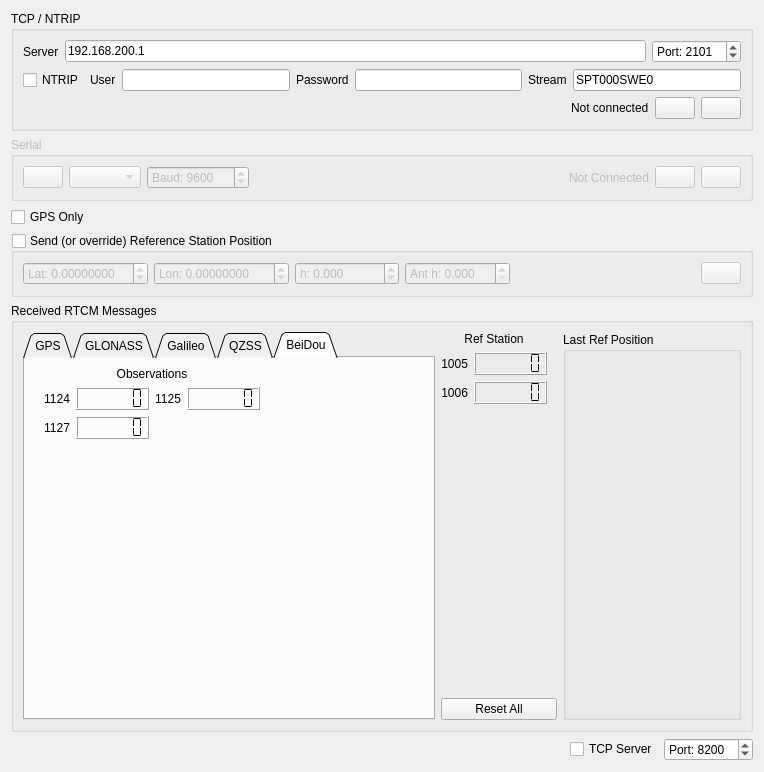
Above: Linux/RControlStation/rtcmwidget.ui from GunnarLarssonSLU/rise_sdvp before the change. Below: the same form after it.
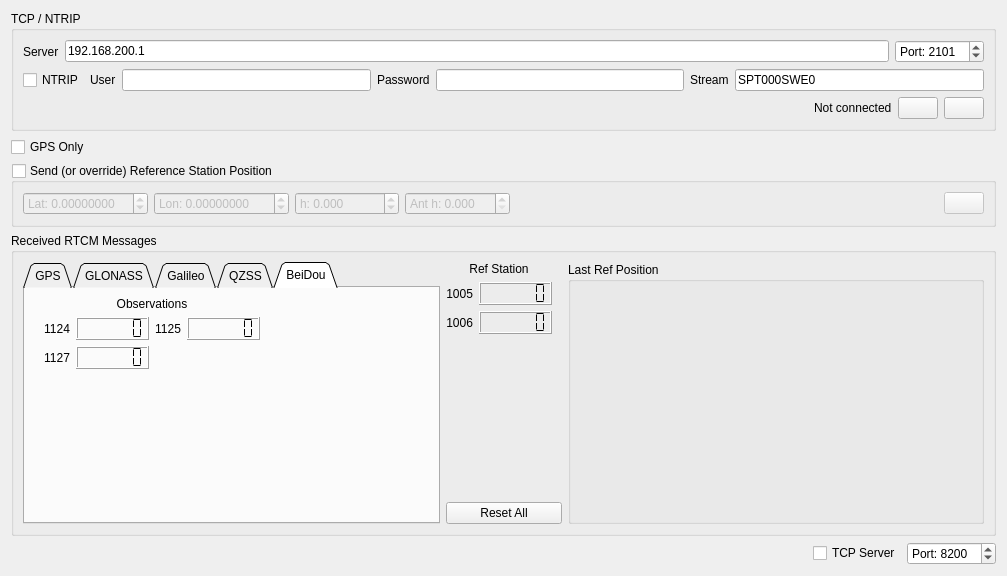
That is the form after the change. Icons and pictures are not drawn.

What changed in the file:
```diff
--- a/Linux/RControlStation/rtcmwidget.ui
+++ b/Linux/RControlStation/rtcmwidget.ui
@@ -6,8 +6,8 @@
    <rect>
     <x>0</x>
     <y>0</y>
-    <width>764</width>
-    <height>772</height>
+    <width>1007</width>
+    <height>576</height>
    </rect>
   </property>
   <property name="sizePolicy">
@@ -177,105 +177,6 @@
      </layout>
     </widget>
    </item>
-   <item>
-    <widget class="QGroupBox" name="groupBox_3">
-     <property name="enabled">
-      <bool>false</bool>
-     </property>
-     <property name="title">
-      <string>Serial</string>
-     </property>
-     <layout class="QHBoxLayout" name="horizontalLayout_4">
-      <item>
-       <widget class="QPushButton" name="rtcmSerialRefreshButton">
-        <property name="toolTip">
-         <string>Refresh</string>
-        </property>
-        <property name="text">
-         <string/>
-        </property>
-        <property name="icon">
-         <iconset resource="resources.qrc">
-          <normaloff>:/models/Icons/Refresh-96.png</normaloff>:/models/Icons/Refresh-96.png</iconset>
-        </property>
-       </widget>
-      </item>
-      <item>
-       <widget class="QComboBox" name="rtcmSerialPortBox"/>
-      </item>
-      <item>
-       <widget class="QSpinBox" name="rtcmSerialBaudBox">
-        <property name="suffix">
-         <string/>
-        </property>
-        <property name="prefix">
-         <string>Baud: </string>
-        </property>
-        <property name="maximum">
-         <number>4000000</number>
-        </property>
-        <property name="value">
-         <number>9600</number>
-        </property>
-       </widget>
-      </item>
-      <item>
-       <spacer name="horizontalSpacer_2">
-        <property name="orientation">
-         <enum>Qt::Horizontal</enum>
-        </property>
-        <property name="sizeHint" stdset="0">
-         <size>
-          <width>17</width>
-          <height>20</height>
-         </size>
-        </property>
-       </spacer>
-      </item>
-      <item>
-       <widget class="QLabel" name="rtcmSerialConnectedLabel">
-        <property name="text">
-         <string>Not Connected</string>
-        </property>
-       </widget>
-      </item>
-      <item>
-       <widget class="QPushButton" name="rtcmSerialDisconnectButton">
-        <property name="toolTip">
-         <string>Disconnect</string>
-        </property>
-        <property name="text">
-         <string/>
-        </property>
-        <property name="icon">
-         <iconset resource="resources.qrc">
-          <normaloff>:/models/Icons/Disconnected-96.png</normaloff>:/models/Icons/Disconnected-96.png</iconset>
-        </property>
-       </widget>
-      </item>
-      <item>
-       <widget class="QPushButton" name="rtcmSerialConnectButton">
-        <property name="toolTip">
-         <string>Connect</string>
-        </property>
-        <property name="text">
-         <string/>
-        </property>
-        <property name="icon">
-         <iconset resource="resources.qrc">
-          <normaloff>:/models/Icons/Connected-96.png</normaloff>:/models/Icons/Connected-96.png</iconset>
-        </property>
-       </widget>
-      </item>
-     </layout>
-     <zorder>rtcmSerialPortBox</zorder>
-     <zorder>rtcmSerialDisconnectButton</zorder>
-     <zorder>rtcmSerialConnectButton</zorder>
-     <zorder>rtcmSerialBaudBox</zorder>
-     <zorder>rtcmSerialRefreshButton</zorder>
-     <zorder>rtcmSerialConnectedLabel</zorder>
-    </widget>
-   </item>
    <item>
     <widget class="QCheckBox" name="gpsOnlyBox">
      <property name="toolTip">
```
